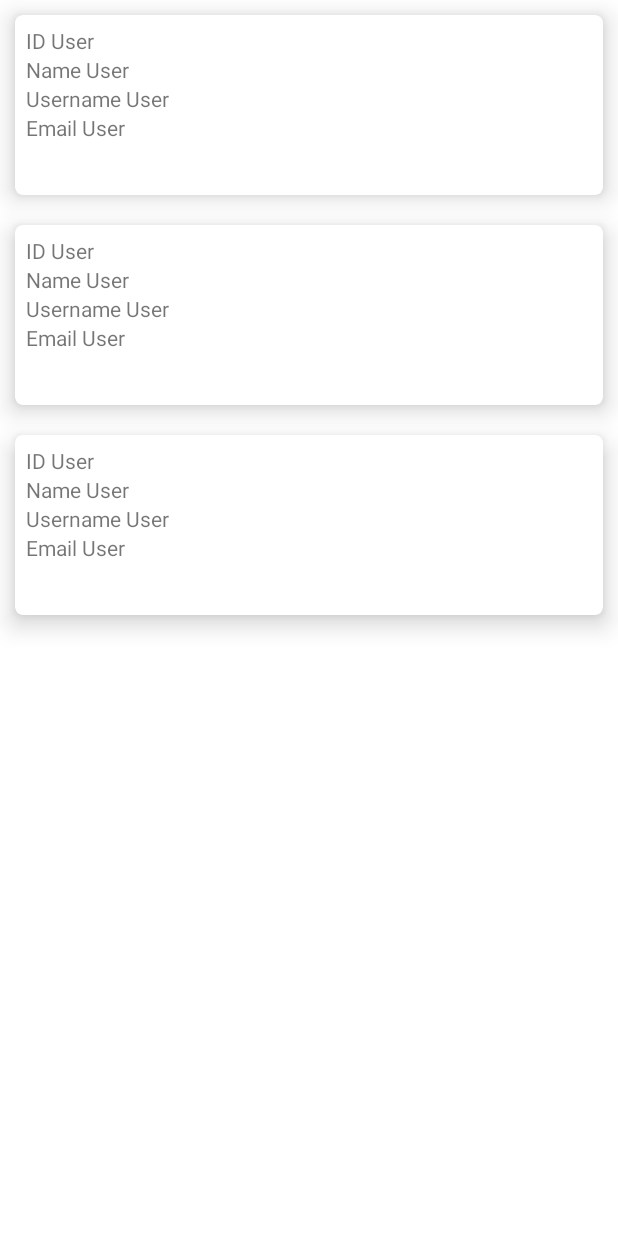
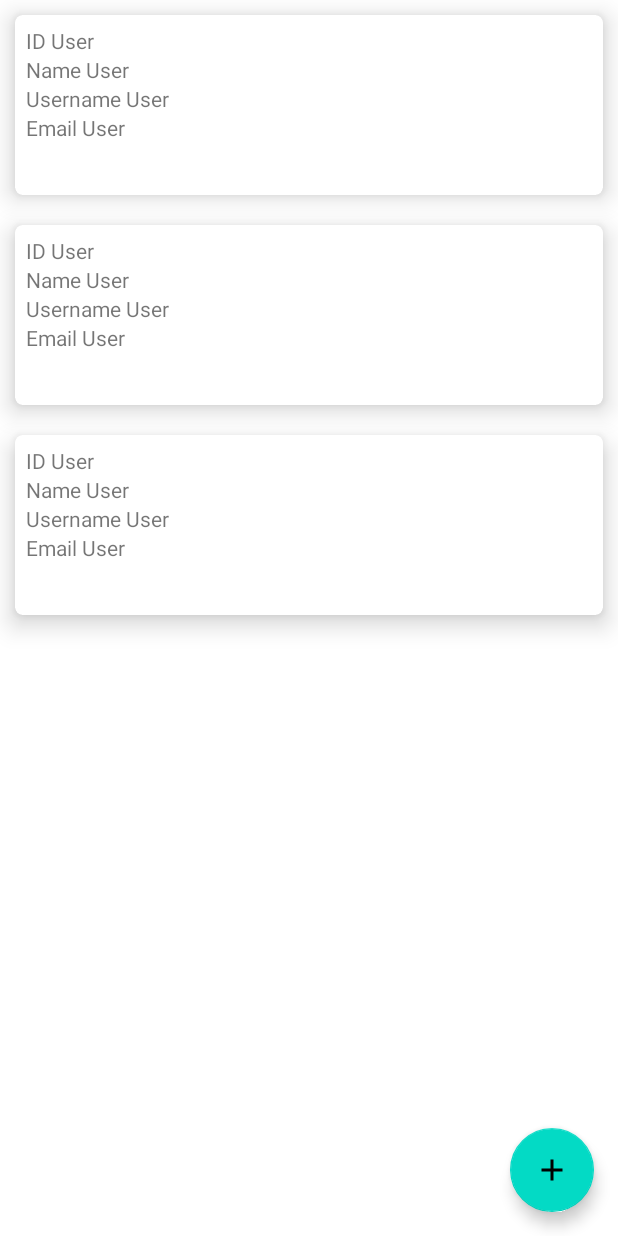
Before and after one commit to fanfon22/countries-app, an Android app: the layout activity_main.xml on its own in the app's theme, with its tools: preview values and no code run, on a phone screen of 412 x 824 dp. Run offline under Robolectric (Android 15) with nearby library versions, the phone set to English and light mode, and no system bars.

Commit message:
add layouts for add user and add button

```diff
--- a/app/build.gradle
+++ b/app/build.gradle
@@ -41,6 +41,7 @@ dependencies {
     implementation 'androidx.core:core-ktx:1.9.0'
     implementation 'androidx.appcompat:appcompat:1.6.1'
     implementation 'com.google.android.material:material:1.8.0'
+    implementation 'androidx.constraintlayout:constraintlayout:2.1.3'
     testImplementation 'junit:junit:4.13.2'
     androidTestImplementation 'androidx.test.ext:junit:1.1.5'
     androidTestImplementation 'androidx.test.espresso:espresso-core:3.5.1'
--- /dev/null
+++ b/app/src/main/res/drawable/baseline_add_24.xml
@@ -0,0 +1,5 @@
+<vector android:height="24dp" android:tint="#000000"
+    android:viewportHeight="24" android:viewportWidth="24"
+    android:width="24dp" xmlns:android="http://schemas.android.com/apk/res/android">
+    <path android:fillColor="@android:color/white" android:pathData="M19,13h-6v6h-2v-6H5v-2h6V5h2v6h6v2z"/>
+</vector>
--- a/app/src/main/res/layout/activity_main.xml
+++ b/app/src/main/res/layout/activity_main.xml
@@ -1,5 +1,5 @@
 <?xml version="1.0" encoding="utf-8"?>
-<LinearLayout
+<RelativeLayout
     xmlns:android="http://schemas.android.com/apk/res/android"
     xmlns:app="http://schemas.android.com/apk/res-auto"
     xmlns:tools="http://schemas.android.com/tools"
@@ -17,7 +17,16 @@
         tools:listitem="@layout/items_main"
         />
 
+    <com.google.android.material.floatingactionbutton.FloatingActionButton
+        android:id="@+id/fab"
+        android:layout_width="wrap_content"
+        android:layout_height="wrap_content"
+        android:layout_alignParentEnd="true"
+        android:layout_alignParentBottom="true"
+        android:layout_margin="16dp"
+        android:src="@drawable/baseline_add_24" />
 
 
 
-</LinearLayout>
+
+</RelativeLayout>
```
Also changed, not shown: app/src/main/AndroidManifest.xml (+14 -12 lines), app/src/main/java/com/juhasz/country/EditorActivity.kt (added, +11 -0 lines), app/src/main/java/com/juhasz/country/data/AppDatabase.kt (added, +26 -0 lines), app/src/main/java/com/juhasz/country/data/UserDao.kt (+17 -2 lines), app/src/main/res/layout/activity_editor.xml (added, +51 -0 lines).
